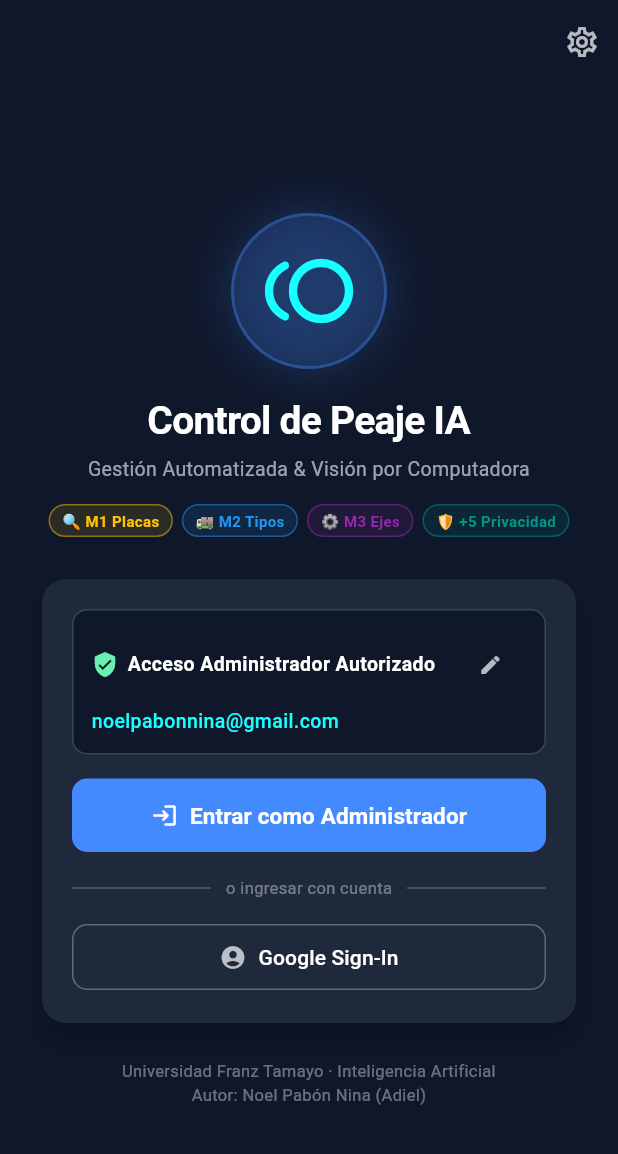
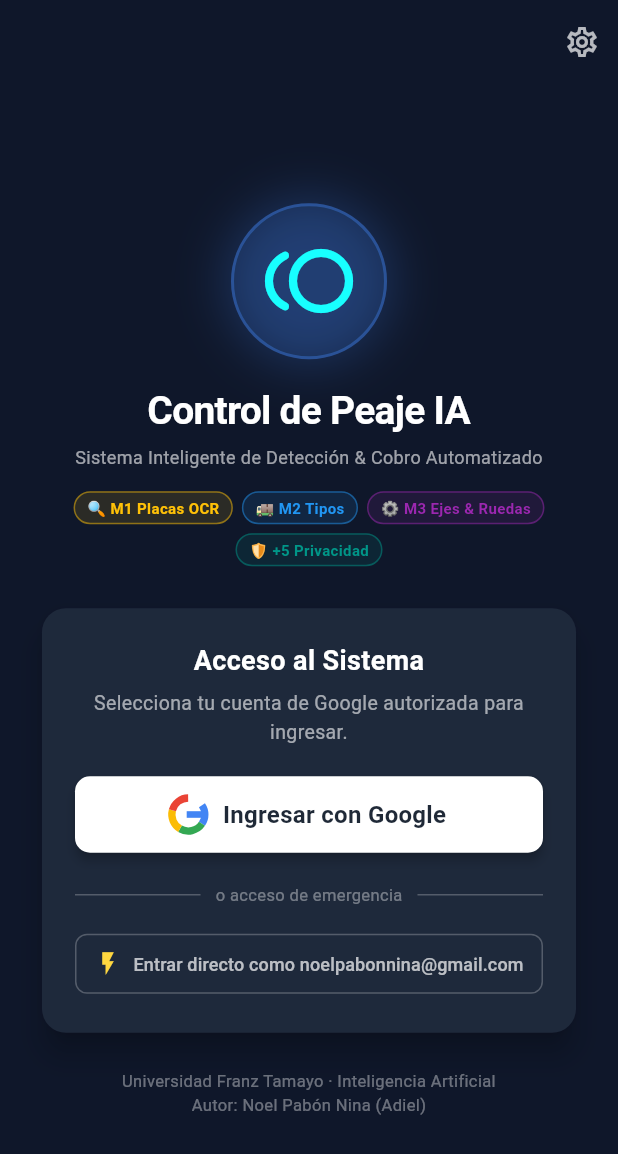
Before and after one commit to Adiel05/Control_Peaje, a Flutter app: the screen it shows after launch, on a phone screen of 412 x 824 dp. Shown: the top 1154 px of the screen. Run offline on Flutter 3.47's test engine with Material 3 defaults, Android fonts, the phone set to English and light mode, and no system bars; our stand-ins replace camera, google_sign_in, image_picker, shared_preferences.

Commit message:
feat(movil): integrar Client ID oficial de Google y boton principal con selector de cuentas

```diff
--- a/movil/lib/config.dart
+++ b/movil/lib/config.dart
@@ -9,7 +9,7 @@ class AppConfig {
 
   static const String webClientId = String.fromEnvironment(
     'GOOGLE_WEB_CLIENT_ID',
-    defaultValue: '',
+    defaultValue: '1046512061572-n3ss9og34705hdk1vf4nr604sdj90oal.apps.googleusercontent.com',
   );
 
   static const String _kApiBaseKey = 'peaje_api_base_url_custom';
--- a/movil/lib/pantallas/login.dart
+++ b/movil/lib/pantallas/login.dart
@@ -1,4 +1,5 @@
 import 'package:flutter/material.dart';
+import 'package:flutter/services.dart';
 
 import '../config.dart';
 import '../servicios/api.dart';
@@ -15,8 +16,11 @@ class LoginPantalla extends StatefulWidget {
 class _LoginPantallaState extends State<LoginPantalla> {
   bool _cargando = false;
   String? _error;
+  bool _mostrarAyudaSha1 = false;
   late final TextEditingController _emailController;
-  bool _editandoEmail = false;
+
+  static const String _sha1App = '75:F5:CD:57:D9:72:77:39:09:C3:2C:9B:F8:23:4A:87:26:15:4D:52';
+  static const String _paqueteApp = 'com.controlpeaje.control_peaje';
 
   @override
   void initState() {
@@ -47,6 +51,30 @@ class _LoginPantallaState extends State<LoginPantalla> {
     );
   }
 
+  Future<void> _ingresarGoogle() async {
+    setState(() {
+      _cargando = true;
+      _error = null;
+      _mostrarAyudaSha1 = false;
+    });
+
+    try {
+      final usuario = await AuthService.iniciarSesionGoogle();
+      _navegarAInicio(usuario);
+    } catch (e) {
+      if (!mounted) return;
+      final strErr = e.toString();
+      setState(() {
+        _error = strErr;
+        if (strErr.contains('[16]') || strErr.contains('reauth failed') || strErr.contains('SHA-1')) {
+          _mostrarAyudaSha1 = true;
+        }
+      });
+    } finally {
+      if (mounted) setState(() => _cargando = false);
+    }
+  }
+
   Future<void> _ingresarDirecto() async {
     final email = _emailController.text.trim();
     if (email.isEmpty) {
@@ -61,23 +89,6 @@ class _LoginPantallaState extends State<LoginPantalla> {
 
     try {
       final usuario = await AuthService.iniciarSesionDirecta(email);
-      _navegarAInicio(usuario);
-    } catch (e) {
-      if (!mounted) return;
-      setState(() => _error = e.toString());
-    } finally {
-      if (mounted) setState(() => _cargando = false);
-    }
-  }
-
-  Future<void> _ingresarGoogle() async {
-    setState(() {
-      _cargando = true;
-      _error = null;
-    });
-
-    try {
-      final usuario = await AuthService.iniciarSesionGoogle();
       _navegarAInicio(usuario);
     } catch (e) {
       if (!mounted) return;
@@ -212,7 +223,7 @@ class _LoginPantallaState extends State<LoginPantalla> {
             child: Column(
               mainAxisAlignment: MainAxisAlignment.center,
               children: [
-                // Cabecera con ilustración y logo del sistema
+                // Icono e Identidad Visual del Peaje
                 Container(
                   padding: const EdgeInsets.all(18),
                   decoration: BoxDecoration(
@@ -221,8 +232,8 @@ class _LoginPantallaState extends State<LoginPantalla> {
                     border: Border.all(color: Colors.blueAccent.withAlpha(90), width: 2),
                     boxShadow: [
                       BoxShadow(
-                        color: Colors.blueAccent.withAlpha(50),
-                        blurRadius: 24,
+                        color: Colors.blueAccent.withAlpha(60),
+                        blurRadius: 28,
                         spreadRadius: 4,
                       ),
                     ],
@@ -245,21 +256,21 @@ class _LoginPantallaState extends State<LoginPantalla> {
                 ),
                 const SizedBox(height: 4),
                 const Text(
-                  'Gestión Automatizada & Visión por Computadora',
-                  style: TextStyle(fontSize: 13, color: Colors.white60),
+                  'Sistema Inteligente de Detección & Cobro Automatizado',
+                  style: TextStyle(fontSize: 12, color: Colors.white60),
                   textAlign: TextAlign.center,
                 ),
                 const SizedBox(height: 14),
 
-                // Badges de modelos de IA
+                // Badges de los Modelos
                 Wrap(
                   spacing: 6,
                   runSpacing: 6,
                   alignment: WrapAlignment.center,
                   children: [
-                    _chipModelo('🔍 M1 Placas', Colors.amber),
+                    _chipModelo('🔍 M1 Placas OCR', Colors.amber),
                     _chipModelo('🚚 M2 Tipos', Colors.blue),
-                    _chipModelo('⚙️ M3 Ejes', Colors.purple),
+                    _chipModelo('⚙️ M3 Ejes & Ruedas', Colors.purple),
                     _chipModelo('🛡️ +5 Privacidad', Colors.teal),
                   ],
                 ),
@@ -267,130 +278,131 @@ class _LoginPantallaState extends State<LoginPantalla> {
 
                 // Tarjeta Principal de Inicio de Sesión
                 Card(
-                  elevation: 6,
+                  elevation: 8,
                   shape: RoundedRectangleBorder(borderRadius: BorderRadius.circular(16)),
                   color: const Color(0xFF1E293B),
                   child: Padding(
-                    padding: const EdgeInsets.all(20),
+                    padding: const EdgeInsets.all(22),
                     child: Column(
                       crossAxisAlignment: CrossAxisAlignment.stretch,
                       children: [
-                        // Sección de Acceso Directo de Administrador
-                        Container(
-                          padding: const EdgeInsets.all(12),
-                          decoration: BoxDecoration(
-                            color: const Color(0xFF0F172A),
-                            borderRadius: BorderRadius.circular(10),
-                            border: Border.all(color: Colors.blueGrey.shade800),
-                          ),
-                          child: Column(
-                            crossAxisAlignment: CrossAxisAlignment.start,
-                            children: [
-                              Row(
-                                children: [
-                                  const Icon(Icons.verified_user, color: Colors.greenAccent, size: 18),
-                                  const SizedBox(width: 6),
                         const Text(
-                                    'Acceso Administrador Autorizado',
+                          'Acceso al Sistema',
                           style: TextStyle(
                             color: Colors.white,
-                                      fontWeight: FontWeight.w600,
-                                      fontSize: 13,
+                            fontSize: 18,
+                            fontWeight: FontWeight.bold,
+                          ),
+                          textAlign: TextAlign.center,
+                        ),
+                        const SizedBox(height: 6),
+                        const Text(
+                          'Selecciona tu cuenta de Google autorizada para ingresar.',
+                          style: TextStyle(color: Colors.white60, fontSize: 13),
+                          textAlign: TextAlign.center,
+                        ),
+                        const SizedBox(height: 20),
+
+                        // BOTÓN PRINCIPAL: GOOGLE SIGN-IN OFICIAL
+                        ElevatedButton(
+                          style: ElevatedButton.styleFrom(
+                            backgroundColor: Colors.white,
+                            foregroundColor: const Color(0xFF1F2937),
+                            elevation: 3,
+                            padding: const EdgeInsets.symmetric(vertical: 14, horizontal: 16),
+                            shape: RoundedRectangleBorder(
+                              borderRadius: BorderRadius.circular(10),
                             ),
                           ),
-                                  const Spacer(),
-                                  IconButton(
-                                    icon: Icon(
-                                      _editandoEmail ? Icons.check : Icons.edit,
-                                      color: Colors.white70,
-                                      size: 16,
-                                    ),
-                                    onPressed: () {
-                                      setState(() => _editandoEmail = !_editandoEmail);
-                                    },
-                                    tooltip: _editandoEmail ? 'Listo' : 'Cambiar correo',
-                                  ),
-                                ],
-                              ),
-                              const SizedBox(height: 4),
-                              if (_editandoEmail)
-                                TextField(
-                                  controller: _emailController,
-                                  style: const TextStyle(color: Colors.white, fontSize: 13),
-                                  decoration: InputDecoration(
-                                    isDense: true,
-                                    contentPadding: const EdgeInsets.symmetric(horizontal: 10, vertical: 8),
-                                    filled: true,
-                                    fillColor: const Color(0xFF1E293B),
-                                    border: OutlineInputBorder(
-                                      borderRadius: BorderRadius.circular(6),
-                                      borderSide: BorderSide(color: Colors.blueAccent.shade100),
-                                    ),
-                                  ),
+                          onPressed: _cargando ? null : _ingresarGoogle,
+                          child: _cargando
+                              ? const SizedBox(
+                                  width: 20,
+                                  height: 20,
+                                  child: CircularProgressIndicator(strokeWidth: 2.2, color: Colors.blueAccent),
                                 )
-                              else
-                                Text(
-                                  _emailController.text,
-                                  style: const TextStyle(
-                                    color: Colors.cyanAccent,
-                                    fontSize: 13,
-                                    fontWeight: FontWeight.w500,
+                              : Row(
+                                  mainAxisAlignment: MainAxisAlignment.center,
+                                  children: [
+                                    _iconoGoogle(),
+                                    const SizedBox(width: 12),
+                                    const Text(
+                                      'Ingresar con Google',
+                                      style: TextStyle(
+                                        fontSize: 16,
+                                        fontWeight: FontWeight.bold,
+                                        letterSpacing: 0.2,
                                       ),
                                     ),
                                   ],
                                 ),
                         ),
+
+                        // Alerta si ocurre el error [16] de Google Play Services
+                        if (_mostrarAyudaSha1) ...[
                           const SizedBox(height: 16),
-
-                        // Botón de Acceso Directo
-                        FilledButton.icon(
-                          style: FilledButton.styleFrom(
-                            backgroundColor: Colors.blueAccent,
-                            padding: const EdgeInsets.symmetric(vertical: 14),
-                            shape: RoundedRectangleBorder(borderRadius: BorderRadius.circular(10)),
+                          Container(
+                            padding: const EdgeInsets.all(12),
+                            decoration: BoxDecoration(
+                              color: Colors.amber.shade900.withAlpha(60),
+                              borderRadius: BorderRadius.circular(10),
+                              border: Border.all(color: Colors.amber.shade400),
                             ),
-                          onPressed: _cargando ? null : _ingresarDirecto,
-                          icon: _cargando
-                              ? const SizedBox(
-                                  width: 18,
-                                  height: 18,
-                                  child: CircularProgressIndicator(strokeWidth: 2, color: Colors.white),
-                                )
-                              : const Icon(Icons.login_rounded),
-                          label: Text(
-                            _cargando ? 'Iniciando sesión...' : 'Entrar como Administrador',
-                            style: const TextStyle(fontSize: 15, fontWeight: FontWeight.bold),
+                            child: Column(
+                              crossAxisAlignment: CrossAxisAlignment.start,
+                              children: [
+                                const Row(
+                                  children: [
+                                    Icon(Icons.info_outline, color: Colors.amberAccent, size: 20),
+                                    SizedBox(width: 8),
+                                    Text(
+                                      'Vincular SHA-1 en Google Cloud',
+                                      style: TextStyle(
+                                        color: Colors.amberAccent,
+                                        fontWeight: FontWeight.bold,
+                                        fontSize: 13,
                                       ),
                                     ),
-
-                        const SizedBox(height: 16),
-                        Row(
-                          children: [
-                            Expanded(child: Divider(color: Colors.white24)),
-                            Padding(
-                              padding: const EdgeInsets.symmetric(horizontal: 10),
-                              child: Text('o ingresar con cuenta', style: TextStyle(color: Colors.white38, fontSize: 11)),
-                            ),
-                            Expanded(child: Divider(color: Colors.white24)),
                                   ],
                                 ),
-                        const SizedBox(height: 14),
+                                const SizedBox(height: 6),
+                                const Text(
+                                  'Para que Google muestre tus cuentas en el celular, registra esta app en Google Cloud (Credenciales → Crear OAuth Android):',
+                                  style: TextStyle(color: Colors.white70, fontSize: 11),
+                                ),
+                                const SizedBox(height: 8),
+                                Text(
+                                  '• Paquete: $_paqueteApp\n• SHA-1: $_sha1App',
+                                  style: const TextStyle(
+                                    color: Colors.cyanAccent,
+                                    fontSize: 11,
+                                    fontFamily: 'monospace',
+                                  ),
+                                ),
+                                const SizedBox(height: 8),
+                                Align(
+                                  alignment: Alignment.centerRight,
+                                  child: TextButton.icon(
+                                    onPressed: () {
+                                      Clipboard.setData(const ClipboardData(text: _sha1App));
+                                      ScaffoldMessenger.of(context).showSnackBar(
+                                        const SnackBar(content: Text('SHA-1 copiado al portapapeles')),
+                                      );
+                                    },
+                                    icon: const Icon(Icons.copy, size: 14, color: Colors.amberAccent),
+                                    label: const Text(
+                                      'Copiar SHA-1',
+                                      style: TextStyle(color: Colors.amberAccent, fontSize: 11),
+                                    ),
+                                  ),
+                                ),
+                              ],
+                            ),
+                          ),
+                        ],
 
-                        // Botón de Google Sign-In
-                        OutlinedButton.icon(
-                          style: OutlinedButton.styleFrom(
-                            foregroundColor: Colors.white,
-                            side: const BorderSide(color: Colors.white30),
-                            padding: const EdgeInsets.symmetric(vertical: 12),
-                            shape: RoundedRectangleBorder(borderRadius: BorderRadius.circular(10)),
-                          ),
-                          onPressed: _cargando ? null : _ingresarGoogle,
-                          icon: const Icon(Icons.account_circle, color: Colors.white70),
-                          label: const Text('Google Sign-In'),
-                        ),
-
-                        // Alerta de Error
-                        if (_error != null) ...[
+                        // Otros mensajes de error
+                        if (_error != null && !_mostrarAyudaSha1) ...[
                           const SizedBox(height: 16),
                           Container(
                             padding: const EdgeInsets.all(12),
@@ -414,6 +426,38 @@ class _LoginPantallaState extends State<LoginPantalla> {
                             ),
                           ),
                         ],
+
+                        const SizedBox(height: 20),
+                        Row(
+                          children: [
+                            const Expanded(child: Divider(color: Colors.white24)),
+                            Padding(
+                              padding: const EdgeInsets.symmetric(horizontal: 10),
+                              child: Text(
+                                'o acceso de emergencia',
+                                style: TextStyle(color: Colors.white38, fontSize: 11),
+                              ),
+                            ),
+                            const Expanded(child: Divider(color: Colors.white24)),
+                          ],
+                        ),
+                        const SizedBox(height: 14),
+
+                        // Acceso rápido directo como respaldo
+                        OutlinedButton.icon(
+                          style: OutlinedButton.styleFrom(
+                            foregroundColor: Colors.white70,
+                            side: const BorderSide(color: Colors.white24),
+                            padding: const EdgeInsets.symmetric(vertical: 11),
+                            shape: RoundedRectangleBorder(borderRadius: BorderRadius.circular(8)),
+                          ),
+                          onPressed: _cargando ? null : _ingresarDirecto,
+                          icon: const Icon(Icons.flash_on, color: Colors.amberAccent, size: 18),
+                          label: Text(
+                            'Entrar directo como ${_emailController.text}',
+                            style: const TextStyle(fontSize: 12),
+                          ),
+                        ),
                       ],
                     ),
                   ),
@@ -433,6 +477,16 @@ class _LoginPantallaState extends State<LoginPantalla> {
     );
   }
 
+  Widget _iconoGoogle() {
+    return SizedBox(
+      width: 22,
+      height: 22,
+      child: CustomPaint(
+        painter: _GoogleLogoPainter(),
+      ),
+    );
+  }
+
   Widget _chipModelo(String label, Color color) {
     return Container(
       padding: const EdgeInsets.symmetric(horizontal: 8, vertical: 3),
@@ -448,3 +502,35 @@ class _LoginPantallaState extends State<LoginPantalla> {
     );
   }
 }
+
+class _GoogleLogoPainter extends CustomPainter {
+  @override
+  void paint(Canvas canvas, Size size) {
+    final double w = size.width;
+    final double h = size.height;
+
+    final paintBlue = Paint()..color = const Color(0xFF4285F4);
+    final paintRed = Paint()..color = const Color(0xFFEA4335);
+    final paintYellow = Paint()..color = const Color(0xFFFBBC05);
+    final paintGreen = Paint()..color = const Color(0xFF34A853);
+
+    final center = Offset(w / 2, h / 2);
+    final radius = w / 2;
+
+    // Barra horizontal derecha
+    canvas.drawRect(
+      Rect.fromLTRB(w * 0.45, h * 0.4, w, h * 0.6),
+      paintBlue,
+    );
+
+    // Arcos circulares
+    final rect = Rect.fromCircle(center: center, radius: radius);
+    canvas.drawArc(rect, -0.6, 1.2, false, paintBlue..style = PaintingStyle.stroke..strokeWidth = w * 0.22);
+    canvas.drawArc(rect, 0.6, 1.5, false, paintGreen..style = PaintingStyle.stroke..strokeWidth = w * 0.22);
+    canvas.drawArc(rect, 2.1, 1.3, false, paintYellow..style = PaintingStyle.stroke..strokeWidth = w * 0.22);
+    canvas.drawArc(rect, 3.4, 1.3, false, paintRed..style = PaintingStyle.stroke..strokeWidth = w * 0.22);
+  }
+
+  @override
+  bool shouldRepaint(covariant CustomPainter oldDelegate) => false;
+}
```
Lines whose indentation alone changed are shown as unchanged.
